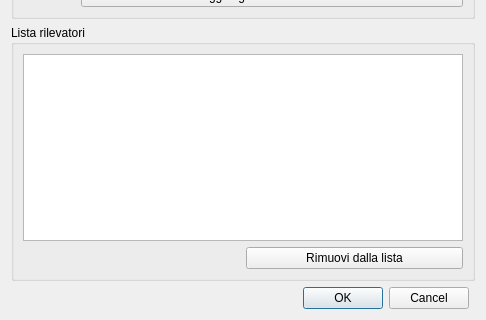
Above: ui/dlgSceltaRilevatore.ui from faunalia/rt_omero before the change; both pictures show x 0 to 486 and y 159 to 479 of the 486 by 479 pixel window. Below: the same form after it.
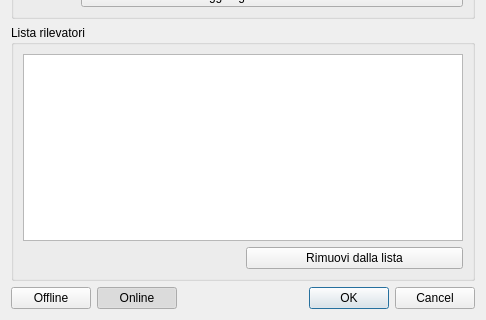
That is the form after the change.

Commit message: implement caching offline for wms layers to fix #174

Diff of the .ui file:
```diff
--- a/ui/dlgSceltaRilevatore.ui
+++ b/ui/dlgSceltaRilevatore.ui
@@ -21,7 +21,7 @@
      </property>
     </widget>
    </item>
-   <item row="1" column="0" colspan="2">
+   <item row="1" column="0">
     <widget class="QComboBox" name="comuneCombo">
      <property name="sizePolicy">
       <sizepolicy hsizetype="Expanding" vsizetype="Fixed">
@@ -31,7 +31,7 @@
      </property>
     </widget>
    </item>
-   <item row="2" column="0" colspan="2">
+   <item row="2" column="0">
     <widget class="QGroupBox" name="nuovoRilevatoreGroup">
      <property name="title">
       <string>Nuovo rilevatore</string>
@@ -67,26 +67,22 @@
      </layout>
     </widget>
    </item>
-   <item row="4" column="0">
-    <widget class="QDialogButtonBox" name="buttonBox">
-     <property name="orientation">
-      <enum>Qt::Horizontal</enum>
-     </property>
-     <property name="standardButtons">
-      <set>QDialogButtonBox::Cancel|QDialogButtonBox::Ok</set>
-     </property>
-    </widget>
-   </item>
-   <item row="3" column="0" colspan="2">
+   <item row="3" column="0">
     <widget class="QGroupBox" name="listaRilevatoriGroup">
      <property name="title">
       <string>Lista rilevatori</string>
      </property>
      <layout class="QGridLayout" name="gridLayout_2">
-      <item row="1" column="1">
-       <widget class="QPushButton" name="delRilevatoreBtn">
-        <property name="text">
-         <string>Rimuovi dalla lista</string>
+      <item row="0" column="0" colspan="2">
+       <widget class="QTableView" name="rilevatoriTable">
+        <property name="editTriggers">
+         <set>QAbstractItemView::NoEditTriggers</set>
+        </property>
+        <property name="selectionMode">
+         <enum>QAbstractItemView::SingleSelection</enum>
+        </property>
+        <property name="selectionBehavior">
+         <enum>QAbstractItemView::SelectRows</enum>
         </property>
        </widget>
       </item>
@@ -106,22 +102,74 @@
         </property>
        </spacer>
       </item>
-      <item row="0" column="0" colspan="2">
-       <widget class="QTableView" name="rilevatoriTable">
-        <property name="editTriggers">
-         <set>QAbstractItemView::NoEditTriggers</set>
-        </property>
-        <property name="selectionMode">
-         <enum>QAbstractItemView::SingleSelection</enum>
-        </property>
-        <property name="selectionBehavior">
-         <enum>QAbstractItemView::SelectRows</enum>
+      <item row="1" column="1">
+       <widget class="QPushButton" name="delRilevatoreBtn">
+        <property name="text">
+         <string>Rimuovi dalla lista</string>
         </property>
        </widget>
       </item>
      </layout>
     </widget>
    </item>
+   <item row="4" column="0">
+    <layout class="QHBoxLayout" name="horizontalLayout">
+     <item>
+      <widget class="QPushButton" name="offlineBtn">
+       <property name="sizePolicy">
+        <sizepolicy hsizetype="Fixed" vsizetype="Fixed">
+         <horstretch>0</horstretch>
+         <verstretch>0</verstretch>
+        </sizepolicy>
+       </property>
+       <property name="text">
+        <string>Offline</string>
+       </property>
+       <property name="checkable">
+        <bool>true</bool>
+       </property>
+       <property name="checked">
+        <bool>false</bool>
+       </property>
+       <property name="autoExclusive">
+        <bool>true</bool>
+       </property>
+      </widget>
+     </item>
+     <item>
+      <widget class="QPushButton" name="onlineBtn">
+       <property name="sizePolicy">
+        <sizepolicy hsizetype="Fixed" vsizetype="Fixed">
+         <horstretch>0</horstretch>
+         <verstretch>0</verstretch>
+        </sizepolicy>
+       </property>
+       <property name="text">
+        <string>Online</string>
+       </property>
+       <property name="checkable">
+        <bool>true</bool>
+       </property>
+       <property name="checked">
+        <bool>true</bool>
+       </property>
+       <property name="autoExclusive">
+        <bool>true</bool>
+       </property>
+      </widget>
+     </item>
+     <item>
+      <widget class="QDialogButtonBox" name="buttonBox">
+       <property name="orientation">
+        <enum>Qt::Horizontal</enum>
+       </property>
+       <property name="standardButtons">
+        <set>QDialogButtonBox::Cancel|QDialogButtonBox::Ok</set>
+       </property>
+      </widget>
+     </item>
+    </layout>
+   </item>
   </layout>
  </widget>
  <resources/>
```
The commit also changes 6 other files.
